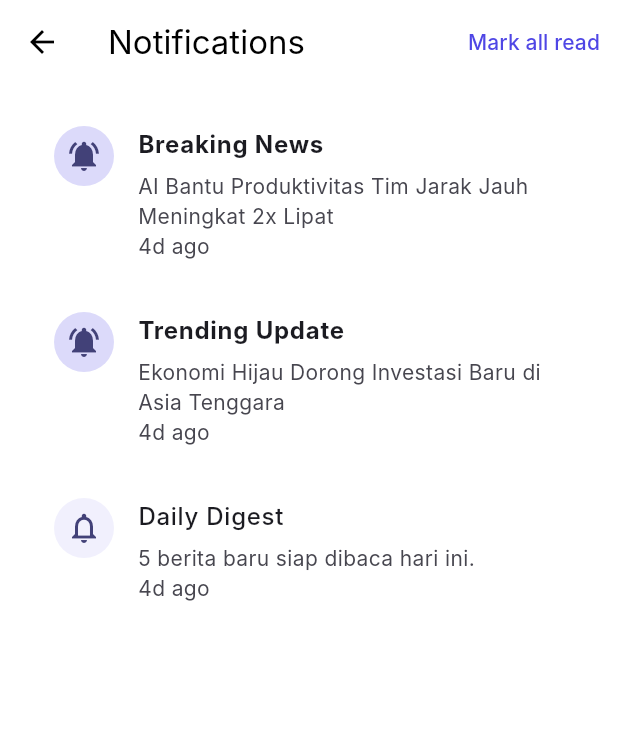
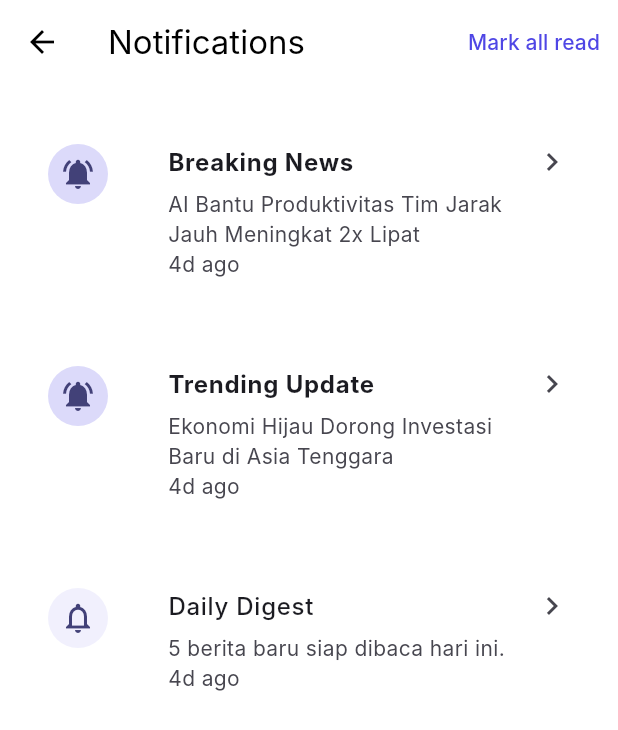
Before and after one commit to Arvanda-n/Zenith-Your-News, a Flutter app: the NotificationScreen screen opened directly with empty values, on a phone screen of 412 x 824 dp. Shown: the top 730 px of the screen. Run offline on Flutter 3.47's test engine with Material 3 defaults, Android fonts, the light colour scheme and no system bars; network calls fail; Roboto replaces fonts that are missing (Inter).

Commit message:
Add notification detail flow and news images

```diff
--- a/lib/models/app_notification.dart
+++ b/lib/models/app_notification.dart
@@ -4,6 +4,7 @@ class AppNotification {
     required this.title,
     required this.message,
     required this.timestamp,
+    this.newsId,
     this.isRead = false,
   });
 
@@ -11,6 +12,7 @@ class AppNotification {
   final String title;
   final String message;
   final DateTime timestamp;
+  final String? newsId;
   final bool isRead;
 
   AppNotification copyWith({bool? isRead}) {
@@ -19,6 +21,7 @@ class AppNotification {
       title: title,
       message: message,
       timestamp: timestamp,
+      newsId: newsId,
       isRead: isRead ?? this.isRead,
     );
   }
--- a/lib/models/news_item.dart
+++ b/lib/models/news_item.dart
@@ -8,6 +8,7 @@ class NewsItem {
     required this.date,
     required this.readMinutes,
     required this.imageHint,
+    required this.imageUrl,
     this.featured = false,
     this.trendingScore = 0,
   });
@@ -20,6 +21,7 @@ class NewsItem {
   final DateTime date;
   final int readMinutes;
   final String imageHint;
+  final String imageUrl;
   final bool featured;
   final int trendingScore;
 }
--- a/lib/screens/notification_screen.dart
+++ b/lib/screens/notification_screen.dart
@@ -1,12 +1,22 @@
 import 'package:flutter/material.dart';
 
 import '../models/app_notification.dart';
+import '../models/news_item.dart';
 import '../state/app_controller.dart';
+import '../widgets/news_image.dart';
 
 class NotificationScreen extends StatelessWidget {
-  const NotificationScreen({super.key, required this.controller});
+  const NotificationScreen({
+    super.key,
+    required this.controller,
+    required this.news,
+    required this.onOpenNotification,
+  });
 
   final AppController controller;
+  final List<NewsItem> news;
+  final void Function(AppNotification notification, NewsItem? relatedNews)
+  onOpenNotification;
 
   String _timeLabel(DateTime value) {
     final now = DateTime.now();
@@ -18,6 +28,19 @@ class NotificationScreen extends StatelessWidget {
       return '${diff.inHours}h ago';
     }
     return '${diff.inDays}d ago';
+  }
+
+  NewsItem? _findRelatedNews(String? newsId) {
+    if (newsId == null) {
+      return null;
+    }
+
+    for (final item in news) {
+      if (item.id == newsId) {
+        return item;
+      }
+    }
+    return null;
   }
 
   @override
@@ -44,10 +67,26 @@ class NotificationScreen extends StatelessWidget {
                   padding: const EdgeInsets.all(16),
                   itemBuilder: (context, index) {
                     final AppNotification item = notifications[index];
+                    final NewsItem? relatedNews = _findRelatedNews(item.newsId);
+
                     return Card(
                       child: ListTile(
-                        onTap: () => controller.markNotificationRead(item.id),
-                        leading: CircleAvatar(
+                        contentPadding: const EdgeInsets.all(12),
+                        minLeadingWidth: 64,
+                        titleAlignment: ListTileTitleAlignment.top,
+                        onTap: () {
+                          controller.markNotificationRead(item.id);
+                          onOpenNotification(item, relatedNews);
+                        },
+                        leading: relatedNews != null
+                            ? NewsImage(
+                                imageUrl: relatedNews.imageUrl,
+                                imageHint: relatedNews.imageHint,
+                                width: 64,
+                                height: 64,
+                                borderRadius: BorderRadius.circular(12),
+                              )
+                            : CircleAvatar(
                                 backgroundColor: item.isRead
                                     ? Theme.of(context)
                                           .colorScheme
@@ -63,7 +102,10 @@ class NotificationScreen extends StatelessWidget {
                                       : Icons.notifications_active,
                                 ),
                               ),
-                        title: Text(
+                        trailing: const Icon(Icons.chevron_right),
+                        title: Padding(
+                          padding: const EdgeInsets.only(bottom: 2),
+                          child: Text(
                             item.title,
                             style: TextStyle(
                               fontWeight: item.isRead
@@ -71,9 +113,12 @@ class NotificationScreen extends StatelessWidget {
                                   : FontWeight.w700,
                             ),
                           ),
+                        ),
                         subtitle: Padding(
-                          padding: const EdgeInsets.only(top: 6),
-                          child: Text('${item.message}\n${_timeLabel(item.timestamp)}'),
+                          padding: const EdgeInsets.only(top: 4),
+                          child: Text(
+                            '${item.message}\n${_timeLabel(item.timestamp)}',
+                          ),
                         ),
                         isThreeLine: true,
                       ),
--- a/lib/state/app_controller.dart
+++ b/lib/state/app_controller.dart
@@ -25,18 +25,21 @@ class AppController extends ChangeNotifier {
       title: 'Breaking News',
       message: 'AI Bantu Produktivitas Tim Jarak Jauh Meningkat 2x Lipat',
       timestamp: DateTime(2026, 4, 28, 8, 30),
+      newsId: 'n1',
     ),
     AppNotification(
       id: 'ntf-2',
       title: 'Trending Update',
       message: 'Ekonomi Hijau Dorong Investasi Baru di Asia Tenggara',
       timestamp: DateTime(2026, 4, 28, 7, 10),
+      newsId: 'n2',
     ),
     AppNotification(
       id: 'ntf-3',
       title: 'Daily Digest',
       message: '5 berita baru siap dibaca hari ini.',
       timestamp: DateTime(2026, 4, 27, 21, 0),
+      newsId: 'n3',
       isRead: true,
     ),
   ];
```
Also changed, not shown: lib/data/dummy_news.dart (+12 -0 lines), lib/screens/detail_screen.dart (+5 -18 lines), lib/screens/home_screen.dart (+14 -19 lines), lib/screens/notification_detail_screen.dart (added, +154 -0 lines), lib/screens/root_shell.dart (+22 -1 lines), lib/widgets/news_image.dart (added, +74 -0 lines). Lines whose indentation alone changed are shown as unchanged.
